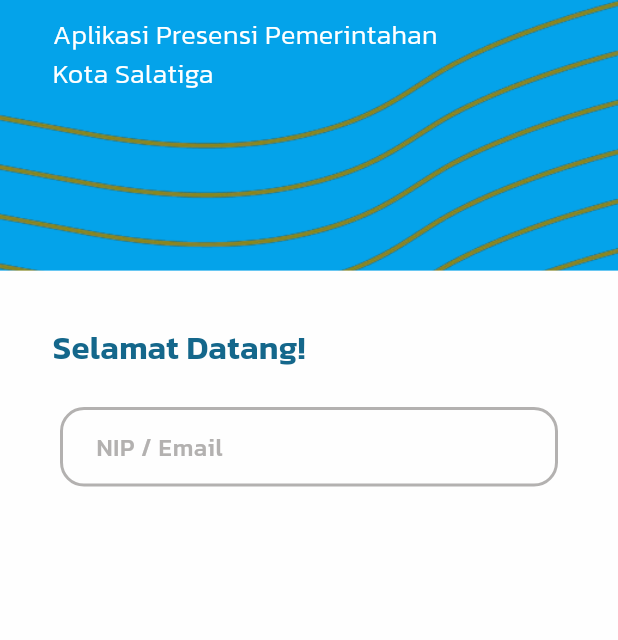
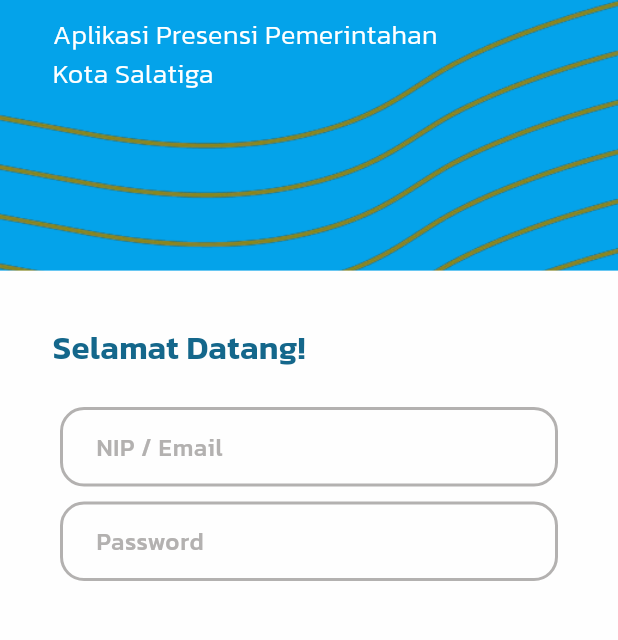
Before and after one commit to rcontrisha/Presensi-App-Diskominfo, a Flutter app: the screen it shows after launch, after a tap on "Selanjutnya", on a phone screen of 412 x 824 dp, the part 162-802 px from its top. Run offline on Flutter 3.47's test engine with Material 3 defaults, Android fonts, the phone set to English and light mode, and no system bars; our stand-ins replace device_info, geocoding, geolocator, get, permission_handler, shared_preferences; missing offline and left inert: maps_launcher.

Commit message:
Add Password Field

```diff
--- a/lib/Modules/Login Page/View/login_view.dart
+++ b/lib/Modules/Login Page/View/login_view.dart
@@ -100,15 +100,45 @@ class LoginScreen extends StatelessWidget {
                         ),
                         focusedBorder: OutlineInputBorder(
                             borderRadius: BorderRadius.circular(16),
-                          borderSide: BorderSide(color: Color(0xFFB3B1B0), width: 2)),
+                            borderSide:
+                                BorderSide(color: Color(0xFFB3B1B0), width: 2)),
                         enabledBorder: OutlineInputBorder(
                             borderRadius: BorderRadius.circular(16),
                             borderSide: BorderSide(
-                          width: 2,
-                          color: Color(0xFFB3B1B0)
-                        )
-                      )
+                                width: 2, color: Color(0xFFB3B1B0)))),
                   ),
+                ),
+                Padding(
+                  padding: const EdgeInsets.symmetric(
+                      horizontal: 20.0, vertical: 10),
+                  child: TextFormField(
+                    style: TextStyle(
+                        fontSize: 14,
+                        fontWeight: FontWeight.w500,
+                        fontFamily: 'Kanit'),
+                    maxLines: 1,
+                    controller: userController.passwordController,
+                    decoration: InputDecoration(
+                        label: Padding(
+                          padding: const EdgeInsets.only(left: 8.0),
+                          child: Text(
+                            "Password",
+                            style: TextStyle(
+                              color: Color(0xFFB3B1B0),
+                              fontSize: 16,
+                              fontFamily: 'Kanit',
+                              fontWeight: FontWeight.w500,
+                            ),
+                          ),
+                        ),
+                        focusedBorder: OutlineInputBorder(
+                            borderRadius: BorderRadius.circular(16),
+                            borderSide:
+                                BorderSide(color: Color(0xFFB3B1B0), width: 2)),
+                        enabledBorder: OutlineInputBorder(
+                            borderRadius: BorderRadius.circular(16),
+                            borderSide: BorderSide(
+                                width: 2, color: Color(0xFFB3B1B0)))),
                   ),
                 ),
               ],
```
Also changed, not shown: pubspec.lock. Lines whose indentation alone changed are shown as unchanged.
